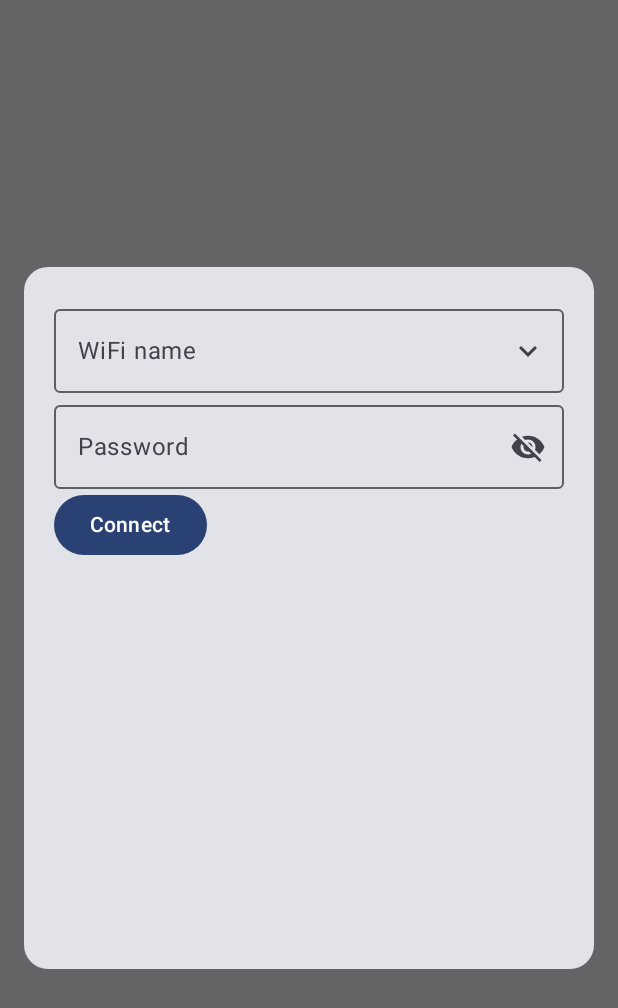
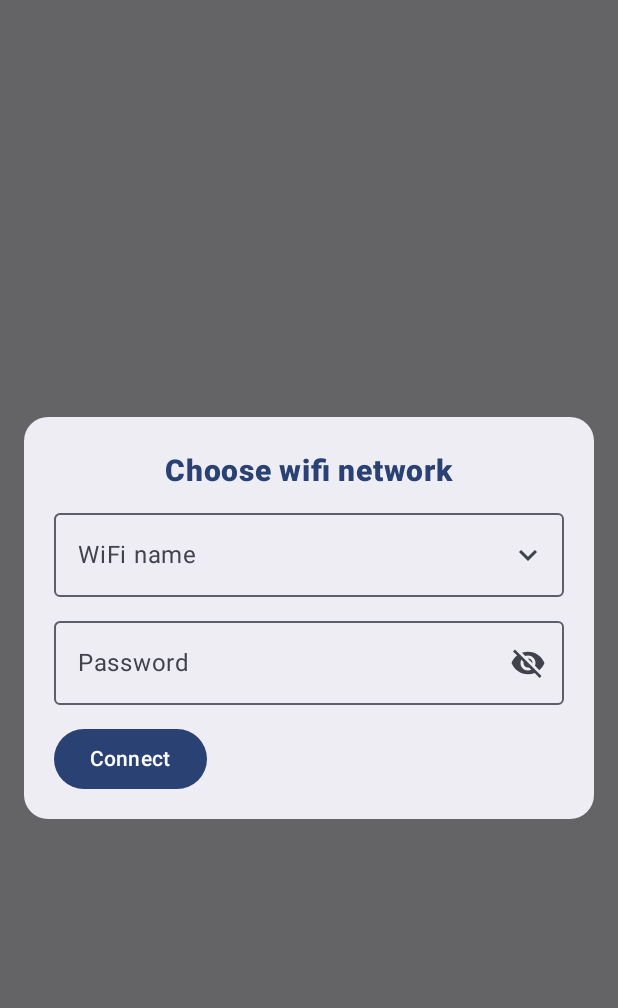
Before and after one commit to sikora77/diy-iot-app, an Android app built with Jetpack Compose: the composable WifiDialogDummy shown on its own in the app's theme, on a phone screen of 412 x 824 dp. Shown: the top 1008 px of the screen. Run offline under Robolectric (Android 15) with nearby library versions, the phone set to English and light mode, and no system bars.

Commit message:
visual adjustments to dummy wifi dialog

```diff
--- a/app/src/main/java/com/example/diyiot/AddDeviceWifiDialog.kt
+++ b/app/src/main/java/com/example/diyiot/AddDeviceWifiDialog.kt
@@ -24,10 +24,13 @@ import androidx.compose.material.icons.filled.Visibility
 import androidx.compose.material.icons.filled.VisibilityOff
 import androidx.compose.material3.Button
 import androidx.compose.material3.Card
+import androidx.compose.material3.CardColors
+import androidx.compose.material3.CardDefaults
 import androidx.compose.material3.CircularProgressIndicator
 import androidx.compose.material3.DropdownMenu
 import androidx.compose.material3.DropdownMenuItem
 import androidx.compose.material3.Icon
+import androidx.compose.material3.MaterialTheme
 import androidx.compose.material3.OutlinedTextField
 import androidx.compose.material3.Text
 import androidx.compose.runtime.Composable
@@ -40,9 +43,11 @@ import androidx.compose.ui.Modifier
 import androidx.compose.ui.geometry.Size
 import androidx.compose.ui.layout.onGloballyPositioned
 import androidx.compose.ui.platform.LocalDensity
+import androidx.compose.ui.text.font.FontWeight
 import androidx.compose.ui.text.input.PasswordVisualTransformation
 import androidx.compose.ui.text.input.VisualTransformation
 import androidx.compose.ui.unit.dp
+import androidx.compose.ui.unit.sp
 import androidx.compose.ui.unit.toSize
 import androidx.compose.ui.window.Dialog
 import androidx.core.app.ActivityCompat
@@ -291,13 +296,15 @@ fun WifiDialogDummy(
     var getDataOnce = false
     Dialog(onDismissRequest = { onDismissRequest() }) {
         Card(
+            colors = CardDefaults.cardColors(
+                containerColor = MaterialTheme.colorScheme.surfaceContainer
+            ),
             modifier = Modifier
                 .fillMaxWidth()
-                .height(500.dp)
+                .height(300.dp)
                 .padding(16.dp),
             shape = RoundedCornerShape(16.dp),
         ) {
-
             var mExpanded by remember {
                 mutableStateOf(false)
             }
@@ -321,9 +328,19 @@ fun WifiDialogDummy(
             }
             Column {
                 // TODO Add a title here
-                Column(Modifier.padding(20.dp, 20.dp, 20.dp, 0.dp)) {
+                Text(
+                    text = "Choose wifi network", modifier = Modifier
+                        .align(Alignment.CenterHorizontally)
+                        .padding(0.dp, 24.dp, 0.dp, 0.dp),
+                    color = MaterialTheme.colorScheme.primary,
+                    fontWeight = FontWeight.ExtraBold,
+                    fontSize = 20.sp
+                )
+
+                Column(Modifier.padding(20.dp, 8.dp, 20.dp, 0.dp)) {
                     OutlinedTextField(
                         value = mSelectedWifiText,
+                        maxLines = 1,
                         onValueChange = { mSelectedWifiText = it },
                         modifier = Modifier
                             .fillMaxWidth()
@@ -366,11 +383,12 @@ fun WifiDialogDummy(
                         }
                     }
                 }
-                Column(modifier = Modifier.padding(20.dp, 0.dp, 20.dp, 20.dp)) {
+                Column(modifier = Modifier.padding(20.dp, 8.dp, 20.dp, 20.dp)) {
                     OutlinedTextField(
                         value = mSelectedPassText,
                         onValueChange = { mSelectedPassText = it },
                         visualTransformation = if (mShowPassword) VisualTransformation.None else PasswordVisualTransformation(),
+                        maxLines = 1,
                         modifier = Modifier
                             .fillMaxWidth()
                             .onGloballyPositioned { coordinates ->
@@ -386,7 +404,7 @@ fun WifiDialogDummy(
                     )
                     Button(onClick = {
 
-                    }) {
+                    }, modifier = Modifier.padding(0.dp,16.dp,0.dp,0.dp)) {
                         Text("Connect")
                     }
                 }
```
